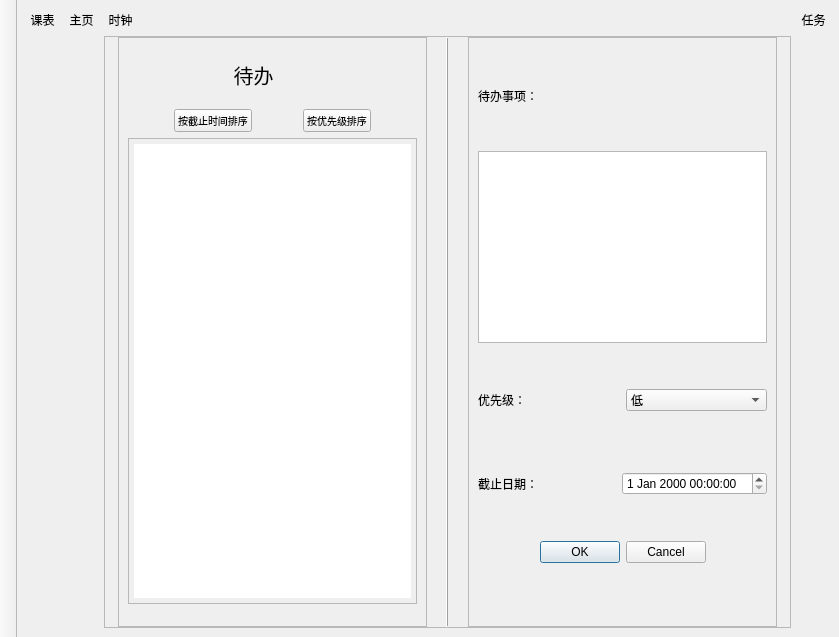
This is hamsystem.ui in evtrouble/ham as Qt 5 draws it before an edit. The edited form follows.
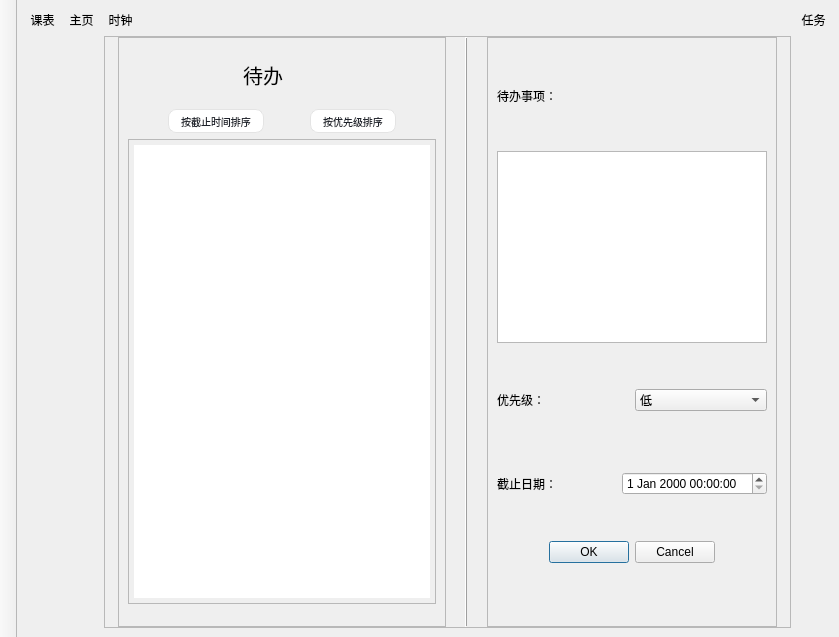
This is the edited form. The open tabs and pages were chosen to show the change. Icons and pictures are not drawn. Custom widgets are drawn as their Qt base class.

The edit to the form file:
```diff
--- a/hamsystem.ui
+++ b/hamsystem.ui
@@ -1894,8 +1894,44 @@
                   <item>
                    <widget class="QPushButton" name="sortByDeadlineBtn">
                     <property name="styleSheet">
-                     <string notr="true">font-size: 10px;
-padding: 3px;</string>
+                     <string notr="true">
+QPushButton {
+    color: #1e222b;
+    background-color: #ffffff;
+    border: 1px solid rgba(228,228,228,1);
+    border-radius: 8px;
+    font-family: Microsoft YaHei;
+    font-size: 10px;
+    padding: 1px 12px;
+    min-height: 20px;
+    outline: none;  /* 添加这行去除焦点边框 */
+}
+
+QPushButton:focus {  /* 添加focus状态样式 */
+    outline: none;
+    border: 1px solid rgba(228,228,228,1);
+}
+
+QPushButton:hover {
+    background-color: rgba(30, 34, 43, 0.05);
+    border: 1px solid rgba(30, 34, 43, 0.2);
+}
+
+QPushButton:pressed {
+    background-color: rgba(30, 34, 43, 0.1);
+    border: 1px solid rgba(30, 34, 43, 0.3);
+    padding: 2px 15px 0px 15px;
+}
+
+QPushButton:disabled {
+    color: rgba(30, 34, 43, 0.3);
+    background-color: rgba(228,228,228,0.3);
+    border: 1px solid rgba(228,228,228,0.5);
+}
+
+QPushButton:icon {
+    padding: 1px 15px 1px 10px;
+}</string>
                     </property>
                     <property name="text">
                      <string>按截止时间排序</string>
@@ -1918,8 +1954,43 @@
                   <item>
                    <widget class="QPushButton" name="sortByPriorityBtn">
                     <property name="styleSheet">
-                     <string notr="true">font-size: 10px;
-padding: 3px;</string>
+                     <string notr="true">QPushButton {
+    color: #1e222b;
+    background-color: #ffffff;
+    border: 1px solid rgba(228,228,228,1);
+    border-radius: 8px;
+    font-family: Microsoft YaHei;
+    font-size: 10px;
+    padding: 1px 12px;
+    min-height: 20px;
+    outline: none;  /* 添加这行去除焦点边框 */
+}
+
+QPushButton:focus {  /* 添加focus状态样式 */
+    outline: none;
+    border: 1px solid rgba(228,228,228,1);
+}
+
+QPushButton:hover {
+    background-color: rgba(30, 34, 43, 0.05);
+    border: 1px solid rgba(30, 34, 43, 0.2);
+}
+
+QPushButton:pressed {
+    background-color: rgba(30, 34, 43, 0.1);
+    border: 1px solid rgba(30, 34, 43, 0.3);
+    padding: 2px 15px 0px 15px;
+}
+
+QPushButton:disabled {
+    color: rgba(30, 34, 43, 0.3);
+    background-color: rgba(228,228,228,0.3);
+    border: 1px solid rgba(228,228,228,0.5);
+}
+
+QPushButton:icon {
+    padding: 1px 15px 1px 10px;
+}</string>
                     </property>
                     <property name="text">
                      <string>按优先级排序</string>
```
Left out of the diff: 2 changed lines with no effect on the pictures.
